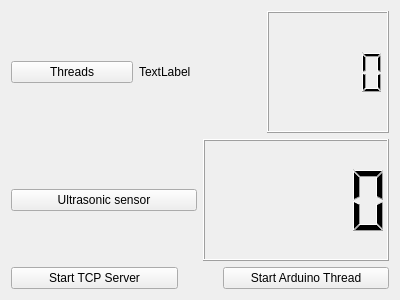
JaumeNB/Robot_controller, file Server/server_GUI.ui: the form before one commit.
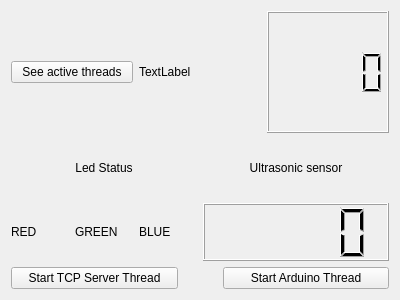
The form after the commit.

The edit to the form file:
```diff
--- a/Server/server_GUI.ui
+++ b/Server/server_GUI.ui
@@ -19,7 +19,7 @@
      <item>
       <widget class="QPushButton" name="thread_btn">
        <property name="text">
-        <string>Threads</string>
+        <string>See active threads</string>
        </property>
       </widget>
      </item>
@@ -38,14 +38,60 @@
    <item>
     <layout class="QHBoxLayout" name="horizontalLayout_3">
      <item>
-      <widget class="QPushButton" name="ultrasonic_btn">
-       <property name="text">
-        <string>Ultrasonic sensor</string>
-       </property>
-      </widget>
+      <layout class="QVBoxLayout" name="verticalLayout_3">
+       <item>
+        <widget class="QLabel" name="label_2">
+         <property name="text">
+          <string>Led Status</string>
+         </property>
+         <property name="alignment">
+          <set>Qt::AlignCenter</set>
+         </property>
+        </widget>
+       </item>
+       <item>
+        <layout class="QHBoxLayout" name="horizontalLayout_4">
+         <item>
+          <widget class="QLabel" name="label_4">
+           <property name="text">
+            <string>RED</string>
+           </property>
+          </widget>
+         </item>
+         <item>
+          <widget class="QLabel" name="label_3">
+           <property name="text">
+            <string>GREEN</string>
+           </property>
+          </widget>
+         </item>
+         <item>
+          <widget class="QLabel" name="label_5">
+           <property name="text">
+            <string>BLUE</string>
+           </property>
+          </widget>
+         </item>
+        </layout>
+       </item>
+      </layout>
      </item>
      <item>
-      <widget class="QLCDNumber" name="ultrasonic_lcd"/>
+      <layout class="QVBoxLayout" name="verticalLayout_2">
+       <item>
+        <widget class="QLabel" name="label">
+         <property name="text">
+          <string>Ultrasonic sensor</string>
+         </property>
+         <property name="alignment">
+          <set>Qt::AlignCenter</set>
+         </property>
+        </widget>
+       </item>
+       <item>
+        <widget class="QLCDNumber" name="ultrasonic_lcd"/>
+       </item>
+      </layout>
      </item>
     </layout>
    </item>
@@ -57,7 +103,7 @@
      <item>
       <widget class="QPushButton" name="start_server_btn">
        <property name="text">
-        <string>Start TCP Server</string>
+        <string>Start TCP Server Thread</string>
        </property>
       </widget>
      </item>
```
